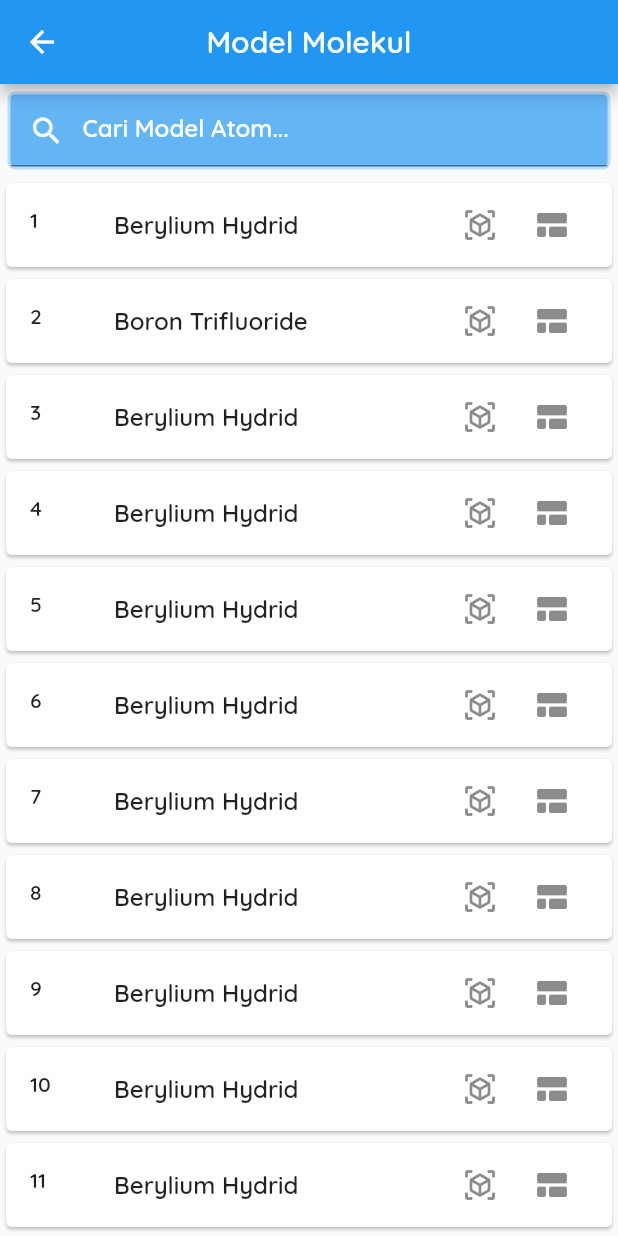
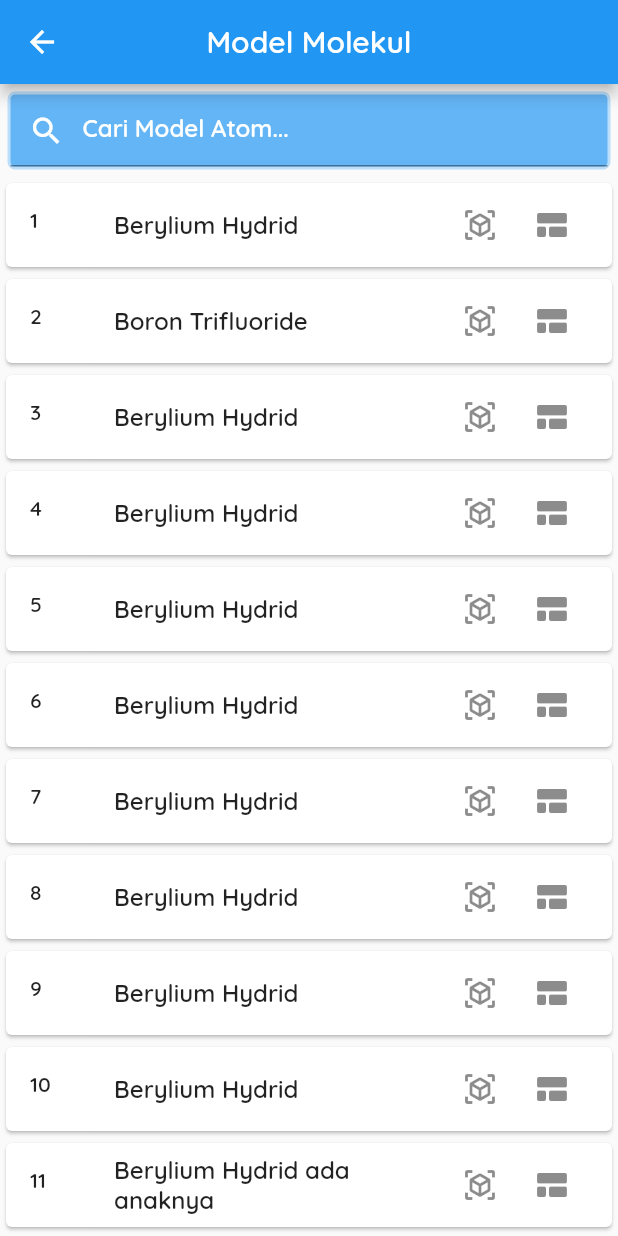
Before and after one commit to nauval123/ModulPembelajaran, a Flutter app: the screen it shows after launch, after a tap on "Simpan", after a tap on "3D Model Atom", on a phone screen of 412 x 824 dp. Run offline on Flutter 3.47's test engine with Material 2 defaults, Android fonts, the phone set to English and light mode, and no system bars; our stand-ins replace shared_preferences, syncfusion_flutter_charts; missing offline and left inert: ar_flutter_plugin, model_viewer.

Commit message:
edit manifest

```diff
--- a/assets/moleculemodel.json
+++ b/assets/moleculemodel.json
@@ -83,7 +83,7 @@
       },
       {
         "id":"11",
-        "moleculename":"Berylium Hydrid",
+        "moleculename":"Berylium Hydrid ada anaknya",
         "modelpath":"PCl5.glb",
         "modelar":"PCl5.sfb",
         "modelarflutter":"PCl5/PCl5.gltf",
--- a/lib/main.dart
+++ b/lib/main.dart
@@ -2,7 +2,7 @@
 import 'package:flutter/material.dart';
 import 'package:modul_pembelajaran_kimia/pages/3dmodelpage/3dmodellist.dart';
 import 'package:modul_pembelajaran_kimia/pages/3dmodelpage/3DModelAtom.dart';
-import 'package:modul_pembelajaran_kimia/pages/3dmodelpage/ar.dart';
+// import 'package:modul_pembelajaran_kimia/pages/3dmodelpage/ar.dart';
 // import 'package:modul_pembelajaran_kimia/pages/3dmodelpage/ar.dart';
 // import 'package:modul_pembelajaran_kimia/pages/3dmodelpage/aranchor.dart';
 // import 'package:modul_pembelajaran_kimia/pages/3dmodelpage/testar.dart';
@@ -46,7 +46,7 @@ class _MyAppState extends State<MyApp> {
         '/3D Model Atom':(context)=>ModelList(),
         '/moleculemodel':(context)=>ModelAtomPage(),
         // '/ar':(context)=>ARPage(),
-        '/arflutter':(context)=>LocalAndWebObjectsWidget(),
+        // '/arflutter':(context)=>LocalAndWebObjectsWidget(),
       },
     );
   }
--- a/lib/pages/3dmodelpage/3dmodellist.dart
+++ b/lib/pages/3dmodelpage/3dmodellist.dart
@@ -1,5 +1,6 @@
 import 'package:flutter/material.dart';
 import 'package:modul_pembelajaran_kimia/model/Molecule.dart';
+import 'package:modul_pembelajaran_kimia/pages/3dmodelpage/ar.dart';
 import 'package:shared_preferences/shared_preferences.dart';
 // import 'package:arcore_flutter_plugin/arcore_flutter_plugin.dart';
 
@@ -30,7 +31,7 @@ class _ModelListState extends State<ModelList> {
     final SharedPreferences prefs = await SharedPreferences.getInstance();
     late bool ars = prefs.getBool('arstatus')??false;
     late bool arc = prefs.getBool('arcore')??false;
-    print(ars);
+    // print(ars);
     if (ars == true || arc  == true){
       setState(() {
         arstatus = ars;
@@ -43,10 +44,10 @@ class _ModelListState extends State<ModelList> {
        var arinstalled = false;
         prefs.setBool('arstatus',arstat);
         prefs.setBool('arcore',arinstalled);
-        print("status ar nya adalah ?");
-        print(arstat);
-        print("arcore terinstall?");
-        print(arinstalled);
+        // print("status ar nya adalah ?");
+        // print(arstat);
+        // print("arcore terinstall?");
+        // print(arinstalled);
          setState(() {
            arstatus = arstat;
            arcore = arinstalled;
@@ -122,7 +123,7 @@ class _ModelListState extends State<ModelList> {
                       trailing: Row(
                         mainAxisSize: MainAxisSize.min,
                         children: [
-                          IconButton(onPressed: (){Navigator.of(context).pushNamed('/arflutter',arguments: listofmolecule[index]);}, icon: Icon(Icons.view_in_ar)),
+                          IconButton(onPressed: (){Navigator.of(context).push(MaterialPageRoute(builder:(context)=>LocalAndWebObjectsWidget(listofmolecule[index])));}, icon: Icon(Icons.view_in_ar)),
                           IconButton(onPressed: (){Navigator.of(context).pushNamed("/moleculemodel",arguments: listofmolecule[index]);}, icon: Icon(Icons.view_comfy_rounded)),
                         ],
                       ),
@@ -136,7 +137,7 @@ class _ModelListState extends State<ModelList> {
         if (word.isEmpty) {
           results = _list;
           setState(() {
-          print(results.toString());
+          // print(results.toString());
           _listofmolecule = results;
         });
 
@@ -146,7 +147,7 @@ class _ModelListState extends State<ModelList> {
                   mol.moleculename.toLowerCase().contains(word.toLowerCase()))
               .toList();
       setState(() {
-          print(results.toString());
+          // print(results.toString());
           _listofmolecule = results;
         });
         }
```
Also changed, not shown: lib/pages/3dmodelpage/ar.dart (+9 -90 lines), 1 other file.
